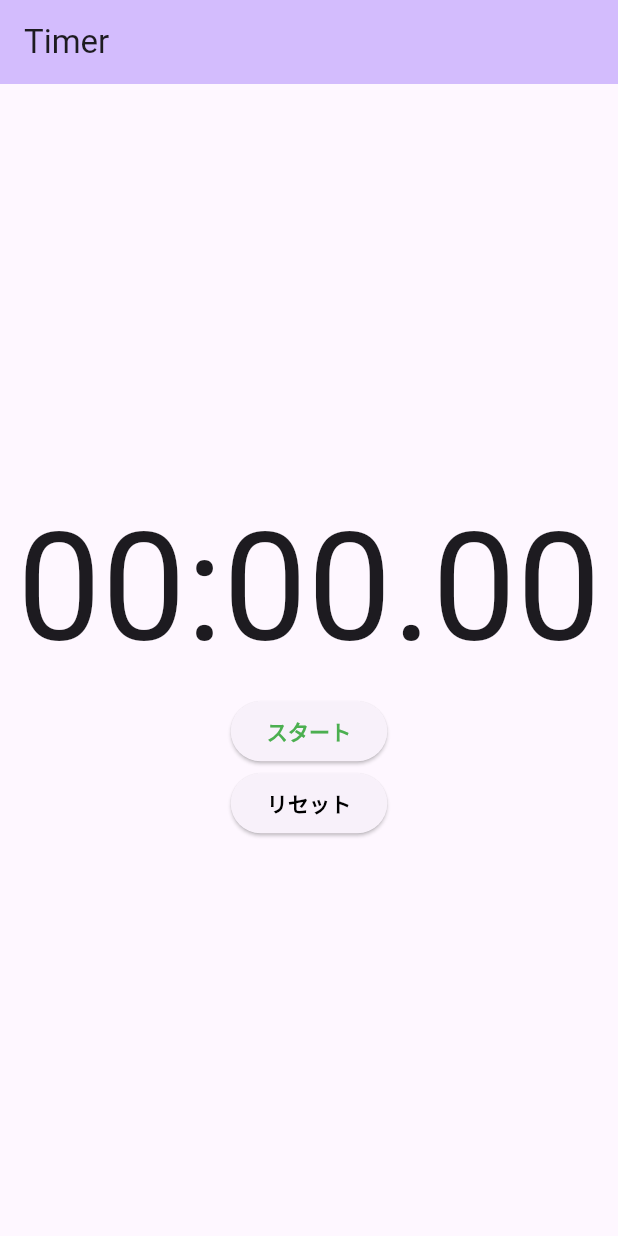
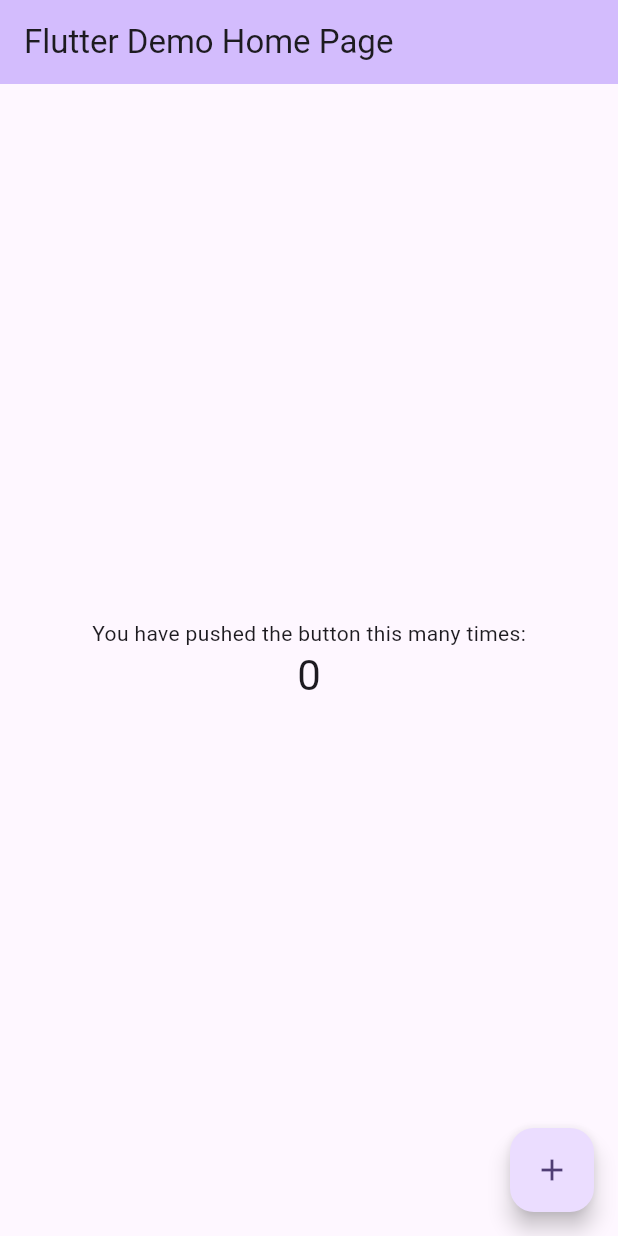
Before and after one commit to yambaru-hackathon/ikehara_taketo_homework, a Flutter app: the screen it shows after launch, on a phone screen of 412 x 824 dp. Run offline on Flutter 3.47's test engine with Material 3 defaults, Android fonts, the phone set to English and light mode, and no system bars.

```diff
--- a/lib/main.dart
+++ b/lib/main.dart
@@ -1,9 +1,4 @@
-import 'dart:async';
-
 import 'package:flutter/material.dart';
-import 'package:intl/intl.dart';
-
-import 'next_page.dart';
 
 void main() {
   runApp(const MyApp());
@@ -12,21 +7,46 @@ void main() {
 class MyApp extends StatelessWidget {
   const MyApp({super.key});
 
+  // This widget is the root of your application.
   @override
   Widget build(BuildContext context) {
     return MaterialApp(
       title: 'Flutter Demo',
       theme: ThemeData(
+        // This is the theme of your application.
+        //
+        // TRY THIS: Try running your application with "flutter run". You'll see
+        // the application has a purple toolbar. Then, without quitting the app,
+        // try changing the seedColor in the colorScheme below to Colors.green
+        // and then invoke "hot reload" (save your changes or press the "hot
+        // reload" button in a Flutter-supported IDE, or press "r" if you used
+        // the command line to start the app).
+        //
+        // Notice that the counter didn't reset back to zero; the application
+        // state is not lost during the reload. To reset the state, use hot
+        // restart instead.
+        //
+        // This works for code too, not just values: Most code changes can be
+        // tested with just a hot reload.
         colorScheme: ColorScheme.fromSeed(seedColor: Colors.deepPurple),
         useMaterial3: true,
       ),
-      home: const MyHomePage(title: 'Timer'),
+      home: const MyHomePage(title: 'Flutter Demo Home Page'),
     );
   }
 }
 
 class MyHomePage extends StatefulWidget {
   const MyHomePage({super.key, required this.title});
+
+  // This widget is the home page of your application. It is stateful, meaning
+  // that it has a State object (defined below) that contains fields that affect
+  // how it looks.
+
+  // This class is the configuration for the state. It holds the values (in this
+  // case the title) provided by the parent (in this case the App widget) and
+  // used by the build method of the State. Fields in a Widget subclass are
+  // always marked "final".
 
   final String title;
 
@@ -35,108 +55,71 @@ class MyHomePage extends StatefulWidget {
 }
 
 class _MyHomePageState extends State<MyHomePage> {
-  int _minute = 0;
-  int _second = 0;
-  int _milisecond = 0;
-  Timer? _timer;
-  bool _isRunning = false;
+  int _counter = 0;
 
-  @override
-  void initState() {
-    super.initState();
-  }
-
-  String _formatNumber(int number) {
-    return NumberFormat('00').format(number);
+  void _incrementCounter() {
+    setState(() {
+      // This call to setState tells the Flutter framework that something has
+      // changed in this State, which causes it to rerun the build method below
+      // so that the display can reflect the updated values. If we changed
+      // _counter without calling setState(), then the build method would not be
+      // called again, and so nothing would appear to happen.
+      _counter *= 10;
+    });
   }
 
   @override
   Widget build(BuildContext context) {
+    // This method is rerun every time setState is called, for instance as done
+    // by the _incrementCounter method above.
+    //
+    // The Flutter framework has been optimized to make rerunning build methods
+    // fast, so that you can just rebuild anything that needs updating rather
+    // than having to individually change instances of widgets.
     return Scaffold(
       appBar: AppBar(
+        // TRY THIS: Try changing the color here to a specific color (to
+        // Colors.amber, perhaps?) and trigger a hot reload to see the AppBar
+        // change color while the other colors stay the same.
         backgroundColor: Theme.of(context).colorScheme.inversePrimary,
+        // Here we take the value from the MyHomePage object that was created by
+        // the App.build method, and use it to set our appbar title.
         title: Text(widget.title),
       ),
       body: Center(
+        // Center is a layout widget. It takes a single child and positions it
+        // in the middle of the parent.
         child: Column(
+          // Column is also a layout widget. It takes a list of children and
+          // arranges them vertically. By default, it sizes itself to fit its
+          // children horizontally, and tries to be as tall as its parent.
+          //
+          // Column has various properties to control how it sizes itself and
+          // how it positions its children. Here we use mainAxisAlignment to
+          // center the children vertically; the main axis here is the vertical
+          // axis because Columns are vertical (the cross axis would be
+          // horizontal).
+          //
+          // TRY THIS: Invoke "debug painting" (choose the "Toggle Debug Paint"
+          // action in the IDE, or press "p" in the console), to see the
+          // wireframe for each widget.
           mainAxisAlignment: MainAxisAlignment.center,
-          children: [
+          children: <Widget>[
+            const Text(
+              'You have pushed the button this many times:',
+            ),
             Text(
-              '${_formatNumber(_minute)}:${_formatNumber(_second)}.${_formatNumber(_milisecond)}',
-              style: const TextStyle(fontSize: 100),
-            ),
-            ElevatedButton(
-              onPressed: () {
-                toggleTimer();
-              },
-              child: Text(
-                _isRunning ? 'ストップ' : 'スタート',
-                style: TextStyle(
-                  color: _isRunning ? Colors.red : Colors.green,
-                  fontWeight: FontWeight.bold,
-                ),
-              ),
-            ),
-            ElevatedButton(
-              onPressed: () {
-                resetTimer();
-              },
-              child: const Text(
-                'リセット',
-                style: TextStyle(
-                  color: Colors.black,
-                  fontWeight: FontWeight.bold,
-                ),
-              ),
+              '$_counter',
+              style: Theme.of(context).textTheme.headlineMedium,
             ),
           ],
         ),
       ),
+      floatingActionButton: FloatingActionButton(
+        onPressed: _incrementCounter,
+        tooltip: 'Increment',
+        child: const Icon(Icons.add),
+      ), // This trailing comma makes auto-formatting nicer for build methods.
     );
   }
-
-  void toggleTimer() {
-    if (_isRunning) {
-      _timer?.cancel();
-    } else {
-      _timer = Timer.periodic(
-        const Duration(milliseconds: 10),
-        (timer) {
-          setState(() {
-            _milisecond++;
-            if (_milisecond >= 100) {
-              _milisecond = 0;
-              _second++;
-            }
-            if (_second >= 60) {
-              _second = 0;
-              _minute++;
-            }
-          });
-          if (_minute == 60) {
-            resetTimer();
-
-            Navigator.push(
-              context,
-              MaterialPageRoute(builder: (context) => const NextPage()),
-            );
-          }
-        },
-      );
-    }
-
-    setState(() {
-      _isRunning = !_isRunning;
-    });
-  }
-
-  void resetTimer() {
-    _timer?.cancel();
-    setState(() {
-      _second = 0;
-      _milisecond = 0;
-      _minute = 0;
-      _isRunning = false;
-    });
-  }
 }
--- a/pubspec.yaml
+++ b/pubspec.yaml
@@ -35,7 +35,6 @@ dependencies:
   # The following adds the Cupertino Icons font to your application.
   # Use with the CupertinoIcons class for iOS style icons.
   cupertino_icons: ^1.0.2
-  intl: ^0.19.0
 
 dev_dependencies:
   flutter_test:
```
Also changed, not shown: lib/next_page.dart (deleted, +0 -21 lines), pubspec.lock.
